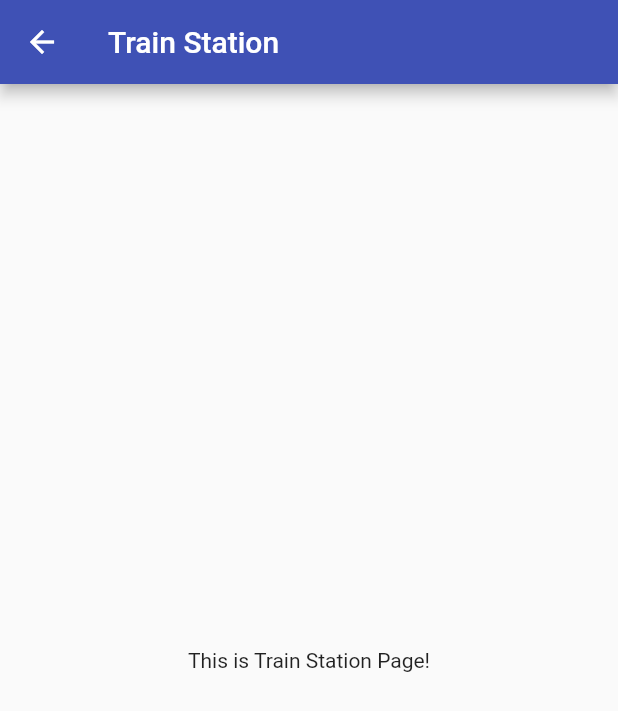
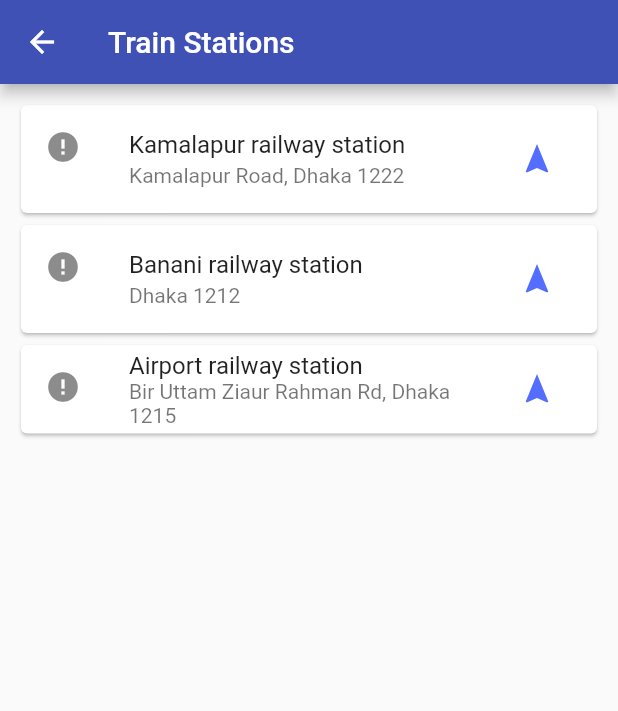
Before and after one commit to sohagmahin/Search-Dhaka, a Flutter app: the TrainStation screen opened by its route, on a phone screen of 412 x 824 dp. Shown: the top 711 px of the screen. Run offline on Flutter 3.47's test engine with Material 2 defaults, Android fonts, the phone set to English and light mode, and no system bars; drawn by our look-alikes of cached_network_image; our stand-ins replace carousel_slider, data_connection_checker, font_awesome_flutter, shared_preferences, sqflite; missing offline and left inert: android_intent, autocomplete_textfield; accounts and stored records are empty; network calls fail; Roboto replaces fonts that are missing (ZCOOLQingKeHuangYou).

Commit message:
design + added three data + cache Network image

```diff
--- a/lib/main.dart
+++ b/lib/main.dart
@@ -37,7 +37,7 @@ class LocalBus extends StatelessWidget {
             primarySwatch: Colors.indigo, fontFamily: 'ZCOOLQingKeHuangYou'),
         initialRoute: HomePage.routeName,
         routes: {
-          HomePage.routeName: (context) => HomePage(appTitle: 'Hello Rajdhani',),
+          HomePage.routeName: (context) => HomePage(appTitle: 'Search Dhaka',),
           LocalBusMain.routeName: (context) =>
               LocalBusMain(title: 'Local Bus(Dhaka route)'),
           BusDetails.routeName: (context) => BusDetails(),
--- a/lib/pages/train/TrainStation.dart
+++ b/lib/pages/train/TrainStation.dart
@@ -1,13 +1,105 @@
 import 'package:flutter/material.dart';
+import 'package:url_launcher/url_launcher.dart';
+import 'package:cached_network_image/cached_network_image.dart';
 
 class TrainStation extends StatelessWidget {
-  static const routeName= '/train/trainStation';
+  static const routeName = '/train/trainStation';
+  List<TrainModel> trains = [
+    TrainModel(
+      placeName: 'Kamalapur railway station',
+      addressName: 'Kamalapur Road, Dhaka 1222',
+      location: '23.731869,90.426111',
+      imageUrl: 'https://i.ytimg.com/vi/fVgArBe-quM/maxresdefault.jpg',
+    ),
+    TrainModel(
+      placeName: 'Banani railway station',
+      addressName: 'Dhaka 1212',
+      location: '23.795654,90.400848',
+      imageUrl: 'https://i.ytimg.com/vi/VX3IlLZN32g/maxresdefault.jpg',
+    ),
+    TrainModel(
+        placeName: 'Airport railway station',
+        addressName: 'Bir Uttam Ziaur Rahman Rd, Dhaka 1215',
+        location: '23.851818,90.408150',
+        imageUrl: 'https://upload.wikimedia.org/wikipedia/commons/3/3d/Dhaka_Airport_Railway_Station_%2802%29.jpg'),
+  ];
 
   @override
   Widget build(BuildContext context) {
     return Scaffold(
-      appBar:AppBar(title: Text('Train Station'),),
-      body: Center(child: Text('This is Train Station Page!'),),
+      appBar: AppBar(
+        title: Text('Train Stations'),
+      ),
+      body: Padding(
+        padding: const EdgeInsets.all(10.0),
+        child: ListView.builder(
+          itemCount: trains.length,
+          itemBuilder: (context, index) {
+            return buildTrainWidget(
+              placeName: trains[index].placeName,
+              address: trains[index].addressName,
+              location: trains[index].location,
+              imgURL: trains[index].imageUrl,
+              callBack: () {
+                _urlLauncher(destination: trains[index].location);
+              },
+            );
+          },
+        ),
+      ),
     );
   }
+
+  Widget buildTrainWidget({
+    String placeName,
+    String address,
+    String location,
+    String imgURL,
+    Function callBack,
+  }) {
+    return Card(
+      child: ListTile(
+        title: Text(placeName),
+        subtitle: Text(address),
+        leading: CachedNetworkImage(
+          key: Key(location),
+          imageUrl: imgURL,
+          fit: BoxFit.cover,
+          placeholder: (context, url) => CircularProgressIndicator(),
+          errorWidget: (context, url, error) => Icon(Icons.error),
+        ),
+        trailing: IconButton(
+          icon: Icon(
+            Icons.navigation,
+            color: Colors.indigoAccent,
+          ),
+          tooltip: 'Navigation button',
+          onPressed: () {
+            callBack();
+          },
+        ),
+      ),
+    );
+  }
+
+  void _urlLauncher({String destination}) async {
+    String url = "https://www.google.com/maps/dir/?api=1" +
+        "&destination=" +
+        destination +
+        "&travelmode=driving&dir_action=navigate";
+    if (await canLaunch(url)) {
+      await launch(url);
+    } else {
+      throw 'Could not launch $url';
+    }
+  }
 }
+
+class TrainModel {
+  final String placeName;
+  final String addressName;
+  final String location;
+  final String imageUrl;
+
+  TrainModel({this.placeName, this.addressName, this.location, this.imageUrl});
+}
--- a/pubspec.yaml
+++ b/pubspec.yaml
@@ -34,6 +34,7 @@ dependencies:
   android_intent: ^0.3.5+1
   carousel_slider: ^1.4.1
   font_awesome_flutter: ^8.7.0
+  cached_network_image: ^2.2.0+1
 
 dev_dependencies:
   flutter_test:
```
Also changed, not shown: pubspec.lock, 1 other file.
